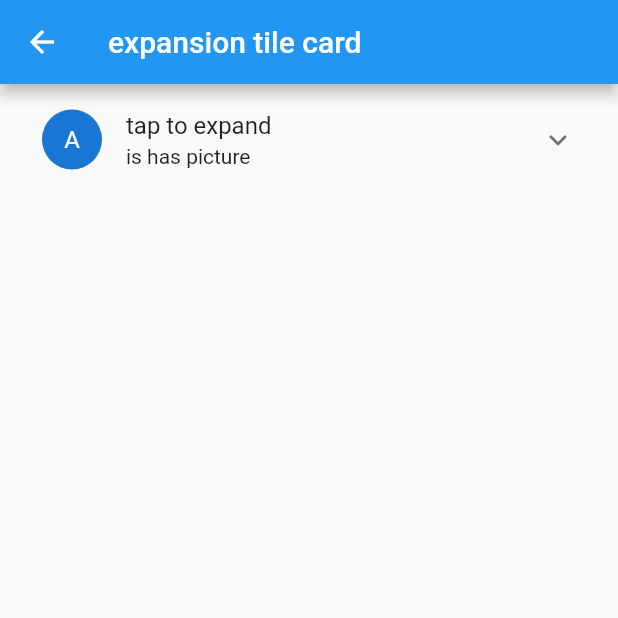
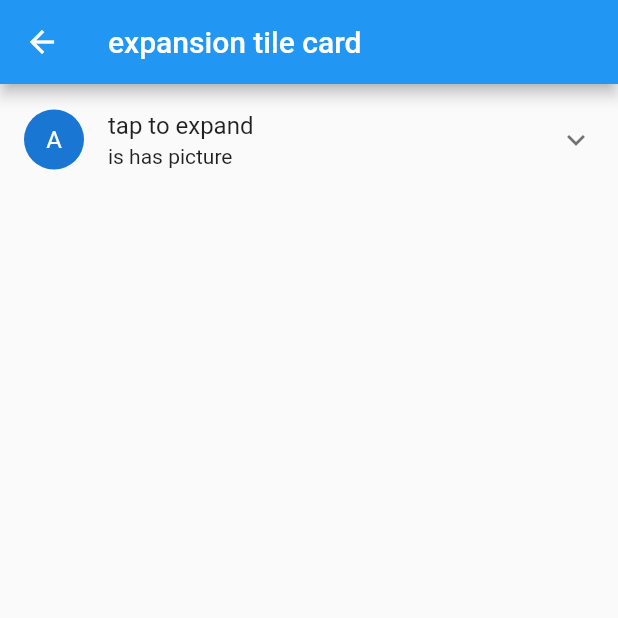
Before and after one commit to Nikhildeshmukh07/Flutter_Learn, a Flutter app: the ExpansionTileCardWidget screen opened directly, on a phone screen of 412 x 824 dp, the top half of it. Run offline on Flutter 3.47's test engine with Material 2 defaults, Android fonts, the phone set to English and light mode, and no system bars; our stand-ins replace dropdown_button2.

Commit message:
commit from sstpl 3:34

```diff
--- a/lib/10HorizontalList.dart
+++ b/lib/10HorizontalList.dart
@@ -28,9 +28,9 @@ class MyList extends StatelessWidget {
               width: 240.0,
               decoration: BoxDecoration(
                 image: DecorationImage(
-                  image: AssetImage(
-                    'assets/images/1.jpg'),
-                  fit: BoxFit.fill
+                    image: AssetImage(
+                        'assets/images/1.jpg'),
+                    fit: BoxFit.fill
                 ),
                 shape: BoxShape.rectangle,
 
--- a/lib/11ExpansionTileCard.dart
+++ b/lib/11ExpansionTileCard.dart
@@ -37,9 +37,7 @@ class _ExpansionTileCardState extends State<ExpansionTileCardWidget> {
       ),
       body: ListView(
         children: <Widget>[
-          Padding(
-            padding: const EdgeInsets.symmetric(horizontal: 12.0),
-            child: ExpansionTile(
+          ExpansionTile(
             leading: const CircleAvatar(child: Text('A')),
             title: const Text('tap to expand'),
             subtitle: const Text('is has picture'),
@@ -48,19 +46,9 @@ class _ExpansionTileCardState extends State<ExpansionTileCardWidget> {
                 thickness: 1.0,
                 height: 1.0,
               ),
-                Align(
-                  alignment: Alignment.centerLeft,
-                  child: Padding(
-                    padding: const EdgeInsets.symmetric(
-                      horizontal: 16.0,
-                      vertical: 8.0,
-                    ),
-                    child: Image.asset('assets/images/5.jpg'),
-                  ),
-                )
+              Image.asset('assets/images/5.jpg')
               // Additional content when the tile is expanded
             ],
-            ),
           ),
         ],
       ),
--- a/lib/main.dart
+++ b/lib/main.dart
@@ -1,6 +1,8 @@
 import 'package:flutter/material.dart';
 import 'package:flutter_learn/11ExpansionTileCard.dart';
 import 'package:flutter_learn/13Dialogs.dart';
+import 'package:flutter_learn/14Progressbar.dart';
+import 'package:flutter_learn/15Staggeredgridview.dart';
 
 import 'package:flutter_learn/3TutorialHome.dart';
 import 'package:flutter_learn/8RichtextWidget.dart';
@@ -25,7 +27,8 @@ class MyApp extends StatelessWidget {
       theme: ThemeData(
         primarySwatch: Colors.blue,
       ),
-      home: Dialogs(),
+      home: Staggredgridview(),
+      //
       //home: RunTileCard(),
     );
   }
--- a/pubspec.yaml
+++ b/pubspec.yaml
@@ -41,6 +41,8 @@ dev_dependencies:
   flutter_test:
     sdk: flutter
   expansion_tile_card: ^3.0.0
+  flutter_staggered_grid_view: ^0.7.0
+
 
 
 
```
Also changed, not shown: lib/13Dialogs.dart (+26 -6 lines), lib/14Progressbar.dart (added, +40 -0 lines), lib/15Staggeredgridview.dart (added, +29 -0 lines), lib/Dashboard.dart (+18 -0 lines), assets/images/10.jpg (added), assets/images/2.jpg, assets/images/3.jpg (added), assets/images/4.jpg, assets/images/6.jpg (added), assets/images/7.jpg (added), assets/images/8.jpg (added), assets/images/9.jpg (added), pubspec.lock, 1 other file. Lines whose indentation alone changed are shown as unchanged.
